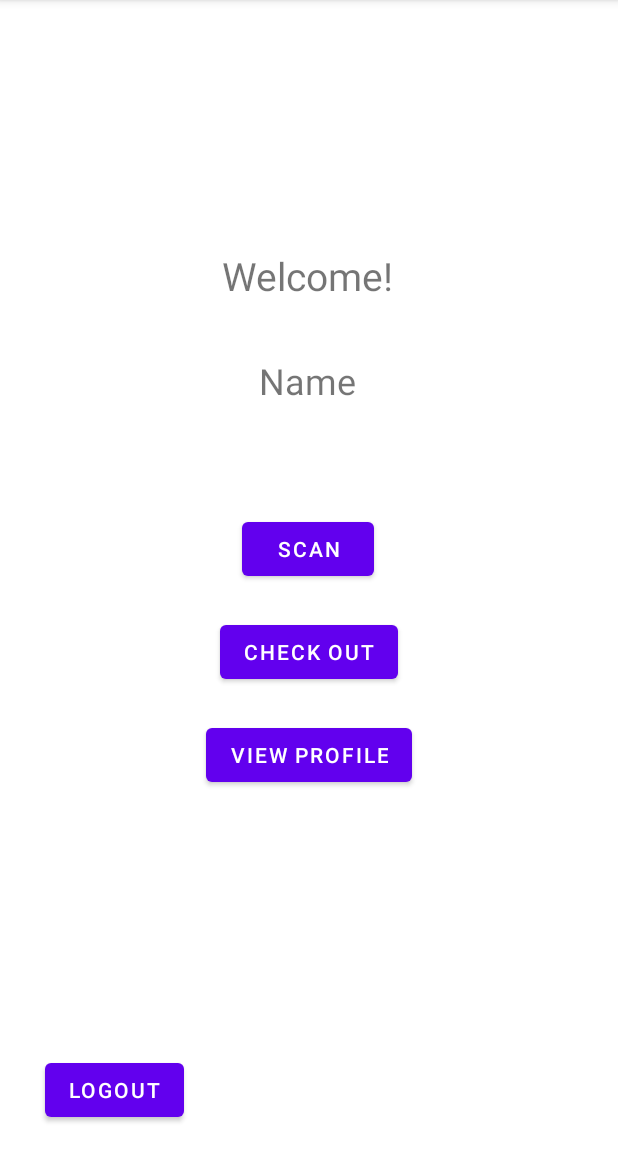
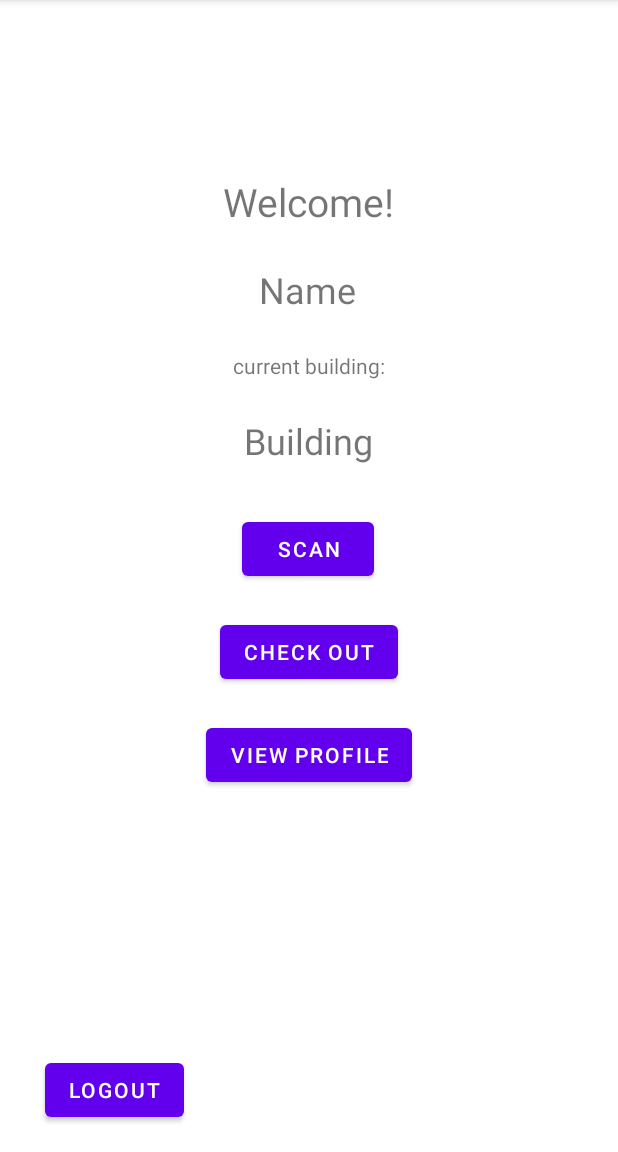
Before and after one commit to CSCI310-Group29/TrojanCheckIn-Group29, an Android app: the StudentHomeActivity screen opened directly, with no data from a screen before it, on a phone screen of 412 x 824 dp, the part 84-1236 px from its top. Run offline under Robolectric (Android 15) with nearby library versions, the phone set to English and light mode, and no system bars; our stand-ins replace Dagger/Hilt's generated code, Firebase (no records; nobody signed in at launch, a user with empty details on screens opened directly), RxJava; libraries missing offline, so code that uses them is left out: com.google.mlkit.vision, com.google.rpc.context.

Commit message:
added current building in student home

```diff
--- a/app/src/main/java/com/csci310_group29/trojancheckincheckout/ui/viewmodels/StudentHomeViewModel.kt
+++ b/app/src/main/java/com/csci310_group29/trojancheckincheckout/ui/viewmodels/StudentHomeViewModel.kt
@@ -8,6 +8,7 @@ import androidx.lifecycle.ViewModel
 import com.csci310_group29.trojancheckincheckout.domain.models.User
 import com.csci310_group29.trojancheckincheckout.domain.models.Visit
 import com.csci310_group29.trojancheckincheckout.domain.usecases.AuthUseCases
+import com.csci310_group29.trojancheckincheckout.domain.usecases.UserUseCases
 import com.csci310_group29.trojancheckincheckout.domain.usecases.VisitUseCases
 import com.google.mlkit.vision.barcode.Barcode
 import com.google.mlkit.vision.barcode.BarcodeScannerOptions
@@ -19,11 +20,43 @@ import javax.inject.Inject
 
 
 class StudentHomeViewModel @Inject constructor(private val authDomain: AuthUseCases,
-                                               private val visitDomain: VisitUseCases):ViewModel() {
+                                               private val visitDomain: VisitUseCases,
+                                               private val userDomain: UserUseCases):ViewModel() {
 
     private val TAG = "StudentHomeViewModel"
 
-    var currUser: MutableLiveData<User> = MutableLiveData<User>(Session.user)
+    var currUser: MutableLiveData<User> = getUserData()
+
+    private fun getUserData(): MutableLiveData<User> {
+
+        return object: MutableLiveData<User>() {
+            init {
+                //val observable1 = userDomain.getCurrentlyLoggedInUser(false);
+
+
+                val observable = userDomain.observeUserById(Session.uid, false);
+                observable.subscribe(object: Observer<User> {
+                    override fun onComplete() {
+
+                    }
+
+                    override fun onSubscribe(d: Disposable) {
+
+                    }
+
+                    override fun onNext(t: User) {
+                        currUser.setValue(t);
+                    }
+
+                    override fun onError(e: Throwable) {
+
+                    }
+                })
+            }
+        }
+    }
+
+
 
 
     fun decodeQR(bitmap: Bitmap?): Single<Visit> {
--- a/app/src/main/java/com/csci310_group29/trojancheckincheckout/ui/views/StudentHomeActivity.kt
+++ b/app/src/main/java/com/csci310_group29/trojancheckincheckout/ui/views/StudentHomeActivity.kt
@@ -45,6 +45,11 @@ class StudentHomeActivity : AppCompatActivity() {
         val userObserver = androidx.lifecycle.Observer<User> { newUser ->
             Log.i(TAG, "in Student Home")
             Name.text = newUser.firstName
+            if(newUser.checkedInBuilding == null) {
+                currBuilding.text = "None"
+            } else {
+                currBuilding.text = newUser.checkedInBuilding!!.buildingName
+            }
 
         }
 
--- a/app/src/main/res/layout/activity_student_home.xml
+++ b/app/src/main/res/layout/activity_student_home.xml
@@ -39,10 +39,9 @@
         android:textSize="26sp"
         app:layout_constraintBottom_toBottomOf="parent"
         app:layout_constraintEnd_toEndOf="parent"
-        app:layout_constraintHorizontal_bias="0.498"
         app:layout_constraintStart_toStartOf="parent"
         app:layout_constraintTop_toTopOf="parent"
-        app:layout_constraintVertical_bias="0.227" />
+        app:layout_constraintVertical_bias="0.159" />
 
     <Button
         android:id="@+id/button3"
@@ -81,5 +80,29 @@
         app:layout_constraintHorizontal_bias="0.498"
         app:layout_constraintStart_toStartOf="parent"
         app:layout_constraintTop_toTopOf="parent"
-        app:layout_constraintVertical_bias="0.323" />
+        app:layout_constraintVertical_bias="0.24" />
+
+    <TextView
+        android:id="@+id/textView5"
+        android:layout_width="wrap_content"
+        android:layout_height="wrap_content"
+        android:text="current building:"
+        app:layout_constraintBottom_toBottomOf="parent"
+        app:layout_constraintEnd_toEndOf="parent"
+        app:layout_constraintStart_toStartOf="parent"
+        app:layout_constraintTop_toTopOf="parent"
+        app:layout_constraintVertical_bias="0.313" />
+
+    <TextView
+        android:id="@+id/currBuilding"
+        android:layout_width="wrap_content"
+        android:layout_height="wrap_content"
+        android:text="Building"
+        android:textSize="24dp"
+        app:layout_constraintBottom_toBottomOf="parent"
+        app:layout_constraintEnd_toEndOf="parent"
+        app:layout_constraintHorizontal_bias="0.498"
+        app:layout_constraintStart_toStartOf="parent"
+        app:layout_constraintTop_toTopOf="parent"
+        app:layout_constraintVertical_bias="0.377" />
 </androidx.constraintlayout.widget.ConstraintLayout>
```
